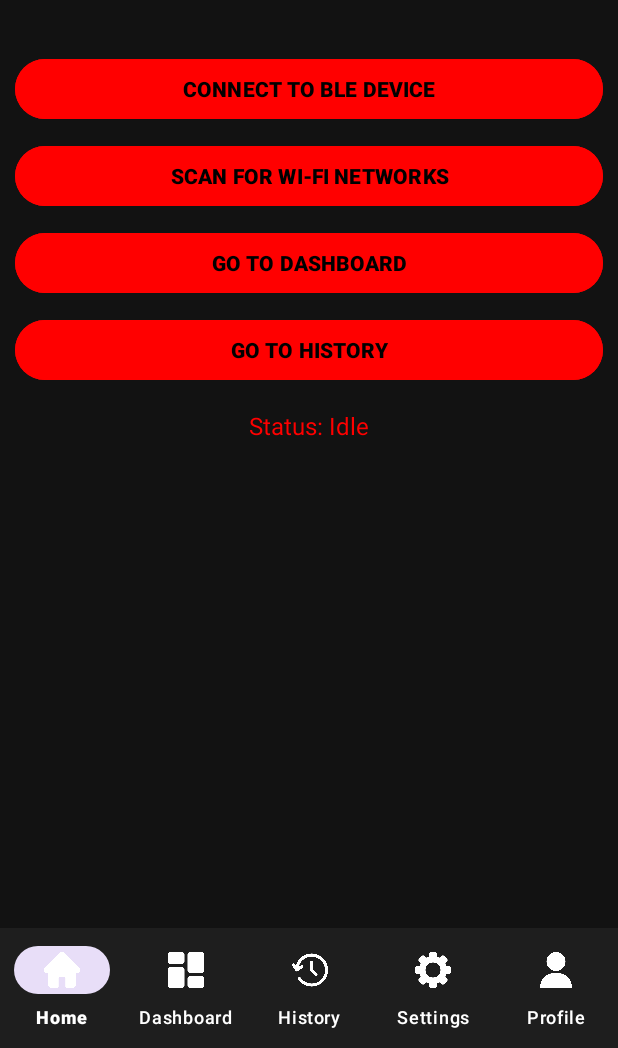
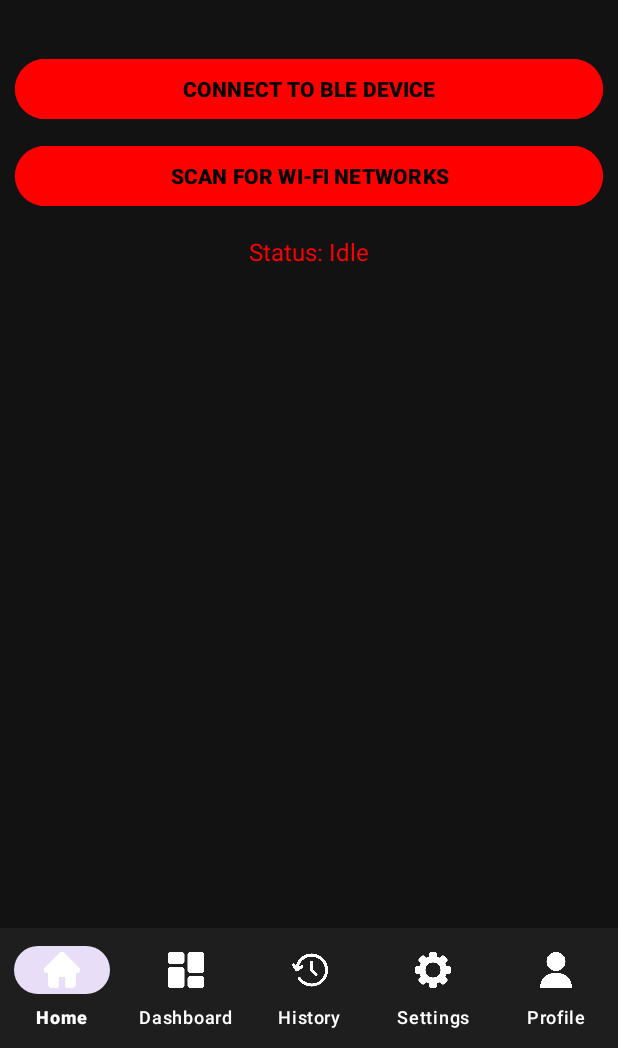
Before and after one commit to chandlerprins/GasMonkey, an Android app built with Jetpack Compose: the MainActivity screen opened directly, with no data from a screen before it, on a phone screen of 412 x 824 dp, the part 188-1236 px from its top. Run offline under Robolectric (Android 15) with nearby library versions, the phone set to English and light mode, and no system bars; libraries missing offline, so code that uses them is left out: no.nordicsemi.android; 1 statement that could not run was skipped.

Commit message:
Edit Main

```diff
--- a/app/src/main/java/com/example/airmonitorble/MainActivity.kt
+++ b/app/src/main/java/com/example/airmonitorble/MainActivity.kt
@@ -67,17 +67,18 @@ class MainActivity : AppCompatActivity() {
     override fun onCreate(savedInstanceState: Bundle?) {
         super.onCreate(savedInstanceState)
         setContentView(R.layout.activity_main)
-        val goToDashboardBtn = findViewById<Button>(R.id.goToDashboardBtn)
-        goToDashboardBtn.setOnClickListener {
-            val intent = Intent(this, DashboardActivity::class.java)
-            startActivity(intent)
 
-        }
-        val goToHistoryBtn = findViewById<Button>(R.id.goToHistoryBtn)
-        goToHistoryBtn.setOnClickListener {
-            val intent = Intent(this, HistoryActivity::class.java)
-            startActivity(intent)
-        }
+//        val goToDashboardBtn = findViewById<Button>(R.id.goToDashboardBtn)
+//        goToDashboardBtn.setOnClickListener {
+//            val intent = Intent(this, DashboardActivity::class.java)
+//            startActivity(intent)
+//
+//        }
+//        val goToHistoryBtn = findViewById<Button>(R.id.goToHistoryBtn)
+//        goToHistoryBtn.setOnClickListener {
+//            val intent = Intent(this, HistoryActivity::class.java)
+//            startActivity(intent)
+//        }
 
 
         wifiListView = findViewById(R.id.wifiListView)
--- a/app/src/main/res/layout/activity_main.xml
+++ b/app/src/main/res/layout/activity_main.xml
@@ -60,29 +60,29 @@
                 android:textColor="#000000"
                 android:textStyle="bold" />
 
-            <Button
-                android:id="@+id/goToDashboardBtn"
-                android:layout_width="match_parent"
-                android:layout_height="wrap_content"
-                android:layout_marginTop="10dp"
-                android:backgroundTint="#FF0000"
-                android:fontFamily="sans-serif-medium"
-                android:text="Go to Dashboard"
-                android:textAllCaps="true"
-                android:textColor="#000000"
-                android:textStyle="bold" />
+<!--            <Button-->
+<!--                android:id="@+id/goToDashboardBtn"-->
+<!--                android:layout_width="match_parent"-->
+<!--                android:layout_height="wrap_content"-->
+<!--                android:layout_marginTop="10dp"-->
+<!--                android:backgroundTint="#FF0000"-->
+<!--                android:fontFamily="sans-serif-medium"-->
+<!--                android:text="Go to Dashboard"-->
+<!--                android:textAllCaps="true"-->
+<!--                android:textColor="#000000"-->
+<!--                android:textStyle="bold" />-->
 
-            <Button
-                android:id="@+id/goToHistoryBtn"
-                android:layout_width="match_parent"
-                android:layout_height="wrap_content"
-                android:layout_marginTop="10dp"
-                android:backgroundTint="#FF0000"
-                android:fontFamily="sans-serif-medium"
-                android:text="Go to History"
-                android:textAllCaps="true"
-                android:textColor="#000000"
-                android:textStyle="bold" />
+<!--            <Button-->
+<!--                android:id="@+id/goToHistoryBtn"-->
+<!--                android:layout_width="match_parent"-->
+<!--                android:layout_height="wrap_content"-->
+<!--                android:layout_marginTop="10dp"-->
+<!--                android:backgroundTint="#FF0000"-->
+<!--                android:fontFamily="sans-serif-medium"-->
+<!--                android:text="Go to History"-->
+<!--                android:textAllCaps="true"-->
+<!--                android:textColor="#000000"-->
+<!--                android:textStyle="bold" />-->
 
             <TextView
                 android:id="@+id/statusText"
```
